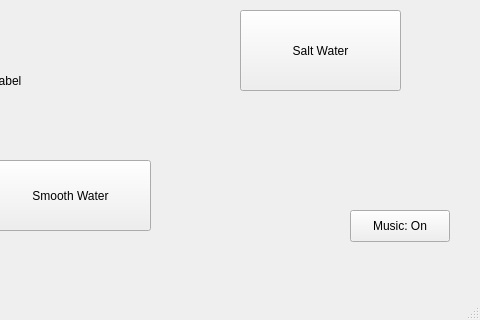
First picture: the form in A8/view.ui, repository University-of-Utah-CS3505/a8-edu-app-xing-liu123, before the edit; both pictures show x 320 to 800 and y 280 to 600 of the 800 by 600 pixel window.
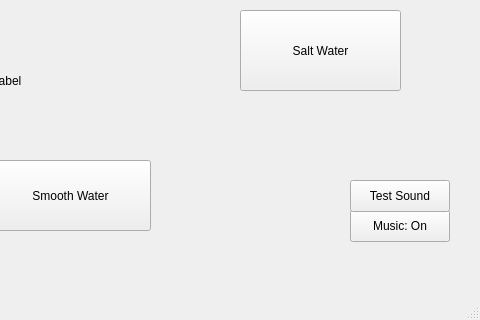
Second picture: the form after the edit. The open tabs and pages were chosen to show the change.

Commit message: Commit 6.3: Add sound effect for testing

The edit to the form file:
```diff
--- a/A8/view.ui
+++ b/A8/view.ui
@@ -162,6 +162,19 @@
        <string>Music: On</string>
       </property>
      </widget>
+     <widget class="QPushButton" name="TestSoundButton">
+      <property name="geometry">
+       <rect>
+        <x>670</x>
+        <y>460</y>
+        <width>100</width>
+        <height>32</height>
+       </rect>
+      </property>
+      <property name="text">
+       <string>Test Sound</string>
+      </property>
+     </widget>
     </widget>
     <widget class="QWidget" name="FishingPage">
      <property name="mouseTracking">
```
Left out of the diff: 4 changed lines with no effect on the pictures. The commit also changes 4 other files.
